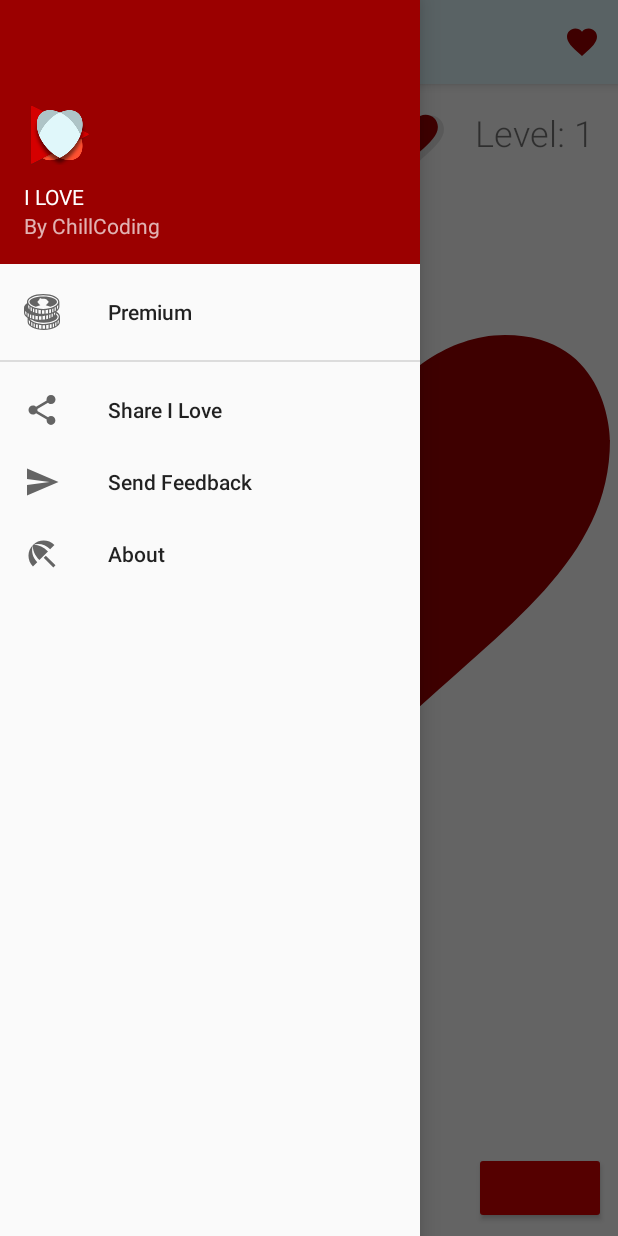
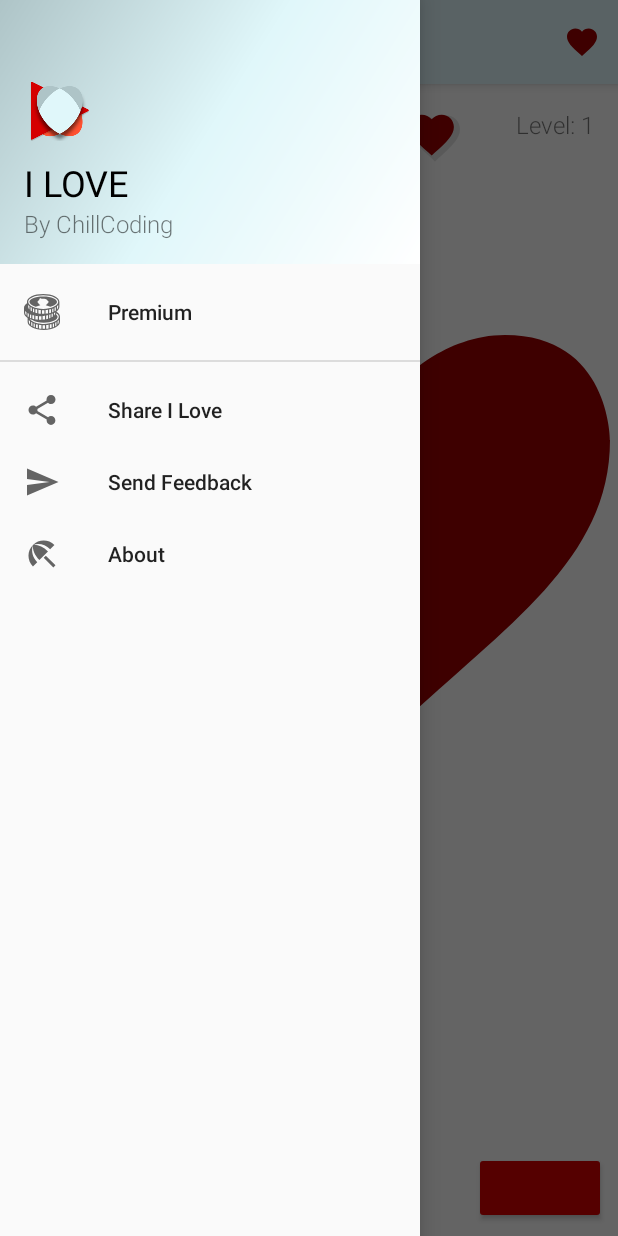
Before and after one commit to chillcoding-at-the-beach/I-love, an Android app: the screen it shows after launch (MyMainActivity), with the side drawer open, on a phone screen of 412 x 824 dp. Run offline under Robolectric (Android 15) with nearby library versions, the phone set to English and light mode, and no system bars; libraries missing offline, so code that uses them is left out: be.rijckaert.tim, com.google.firebase.crash; plain views replace FloatingMusicActionButton; 6 statements that could not run were skipped.

Commit message:
Change typography in settings

```diff
--- a/MyCuteHeart/app/src/main/res/drawable/side_nav_bar.xml
+++ b/MyCuteHeart/app/src/main/res/drawable/side_nav_bar.xml
@@ -2,8 +2,8 @@
     android:shape="rectangle">
     <gradient
         android:angle="135"
-        android:centerColor="@color/colorAccentDark"
-        android:endColor="@color/colorAccentDark"
-        android:startColor="@color/colorAccentDark"
+        android:centerColor="@color/colorPrimary"
+        android:endColor="@color/colorPrimaryDark"
+        android:startColor="@color/colorPrimaryLight"
         android:type="linear" />
 </shape>
--- a/MyCuteHeart/app/src/main/res/layout/fragment_my_settings.xml
+++ b/MyCuteHeart/app/src/main/res/layout/fragment_my_settings.xml
@@ -12,6 +12,7 @@
         android:layout_width="wrap_content"
         android:layout_height="wrap_content"
         android:text="@string/title_pref_sound"
+        android:textAppearance="@style/TextAppearance.AppCompat.Subhead"
         app:layout_constraintStart_toStartOf="parent" />
 
     <Switch
--- a/MyCuteHeart/app/src/main/res/layout/nav_header_main.xml
+++ b/MyCuteHeart/app/src/main/res/layout/nav_header_main.xml
@@ -24,9 +24,11 @@
         android:layout_height="wrap_content"
         android:paddingTop="@dimen/nav_header_vertical_spacing"
         android:text="@string/app_name"
-        android:textAppearance="@style/TextAppearance.AppCompat.Body1" />
+        android:textColor="@android:color/black"
+        android:textAppearance="@style/TextAppearance.AppCompat.Headline" />
 
     <TextView
+        style="@style/MyText.SubTitle"
         android:id="@+id/textView"
         android:layout_width="wrap_content"
         android:layout_height="wrap_content"
--- a/MyCuteHeart/app/src/main/res/values/dimens.xml
+++ b/MyCuteHeart/app/src/main/res/values/dimens.xml
@@ -9,6 +9,7 @@
     <dimen name="big_size">200dp</dimen>
     <dimen name="title_size">34sp</dimen>
     <dimen name="subtitle_size">24sp</dimen>
+    <dimen name="sub_subtitle_size">16sp</dimen>
     <dimen name="body_size">14sp</dimen>
     <dimen name="main_number_size">50sp</dimen>
     <dimen name="number_size">30sp</dimen>
--- a/MyCuteHeart/app/src/main/res/values/styles.xml
+++ b/MyCuteHeart/app/src/main/res/values/styles.xml
@@ -30,7 +30,8 @@
     </style>
 
     <style name="MyText.SubTitle">
-        <item name="android:textSize">@dimen/subtitle_size</item>
+        <item name="android:textSize">@dimen/sub_subtitle_size</item>
+        <item name="android:textColor">#87000000</item>
     </style>
 
     <style name="MyCardText">
```
